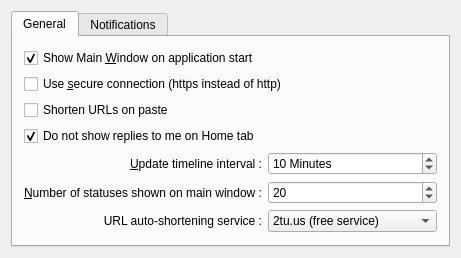
KDE/choqok, file src/prefs_base.ui: the form before one commit.
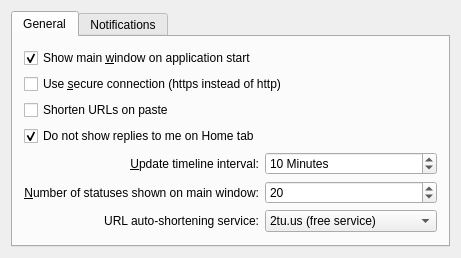
The form after the commit. Custom widgets are drawn as their Qt base class.

```diff
--- a/src/prefs_base.ui
+++ b/src/prefs_base.ui
@@ -25,7 +25,7 @@
          <item>
           <widget class="QCheckBox" name="kcfg_showMainWinOnStart" >
            <property name="text" >
-            <string>Show Main &amp;Window on application start</string>
+            <string>Show main &amp;window on application start</string>
            </property>
            <property name="checked" >
             <bool>true</bool>
@@ -71,7 +71,7 @@
            <item row="0" column="0" >
             <widget class="QLabel" name="label" >
              <property name="text" >
-              <string>&amp;Update timeline interval :</string>
+              <string>&amp;Update timeline interval:</string>
              </property>
              <property name="alignment" >
               <set>Qt::AlignRight|Qt::AlignTrailing|Qt::AlignVCenter</set>
@@ -113,7 +113,7 @@
            <item row="2" column="0" >
             <widget class="QLabel" name="label_6" >
              <property name="text" >
-              <string>URL auto-shortening service :</string>
+              <string>URL auto-shortening service:</string>
              </property>
              <property name="alignment" >
               <set>Qt::AlignRight|Qt::AlignTrailing|Qt::AlignVCenter</set>
@@ -163,7 +163,7 @@
               </size>
              </property>
              <property name="text" >
-              <string>&amp;Number of statuses shown on main window :</string>
+              <string>&amp;Number of statuses shown on main window:</string>
              </property>
              <property name="alignment" >
               <set>Qt::AlignRight|Qt::AlignTrailing|Qt::AlignVCenter</set>
```
Left out of the diff: 4 changed lines with no effect on the pictures.
